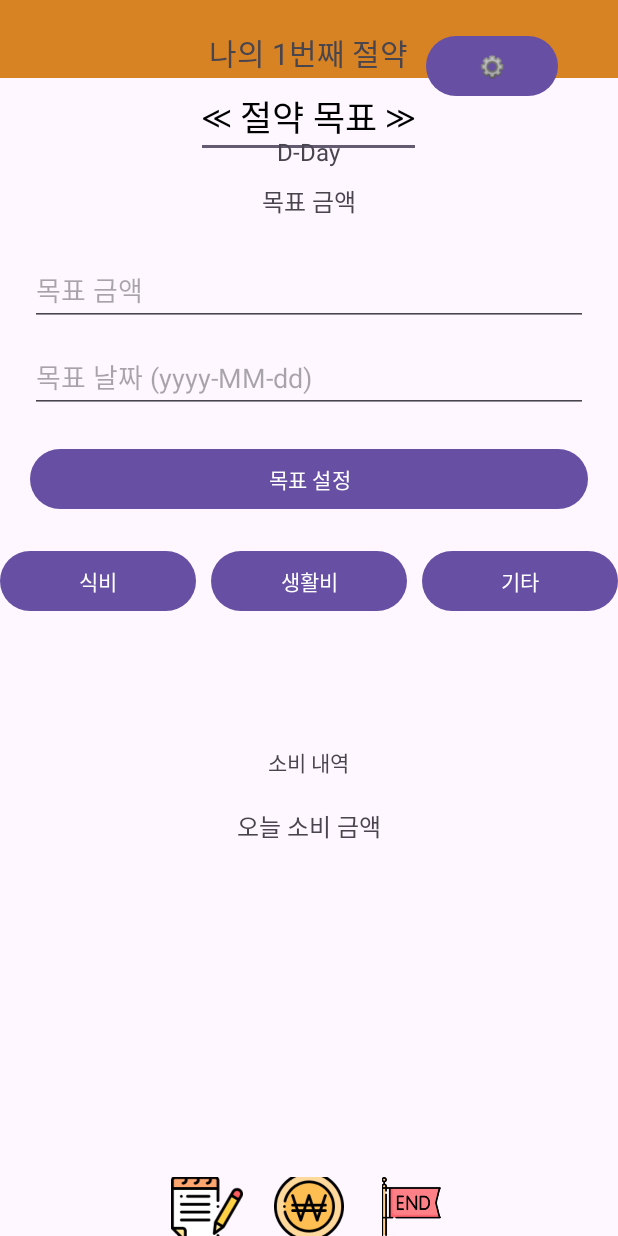
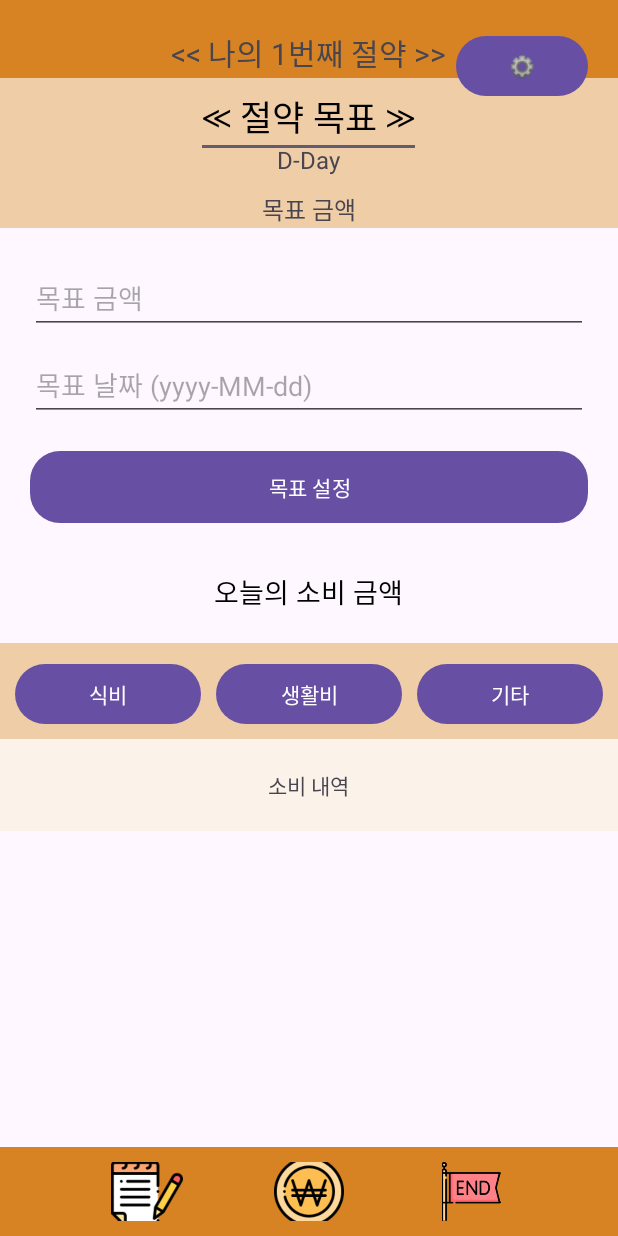
Before and after one commit to chaeyeo/app, an Android app: the screen it shows after launch (MainActivity), on a phone screen of 412 x 824 dp. Run offline under Robolectric (Android 15) with nearby library versions, the phone set to English and light mode, and no system bars.

Commit message:
main화면 수정

```diff
--- a/app/src/main/java/com/example/app/MainActivity.java
+++ b/app/src/main/java/com/example/app/MainActivity.java
@@ -1,7 +1,11 @@
 package com.example.app;
 
-import android.content.DialogInterface;
 import android.os.Bundle;
+import android.widget.ImageView;
+import android.content.Intent;
+import android.text.Editable;
+import android.text.TextWatcher;
+import android.view.Gravity;
 import android.view.View;
 import android.widget.Button;
 import android.widget.EditText;
@@ -9,11 +13,14 @@ import android.widget.TextView;
 import android.widget.Toast;
 import androidx.appcompat.app.AlertDialog;
 import androidx.appcompat.app.AppCompatActivity;
+import android.widget.RelativeLayout;
 
+import java.text.ParseException;
 import java.text.SimpleDateFormat;
-import java.util.Calendar;
+import java.util.Date;
 import java.util.HashMap;
 import java.util.Map;
+import android.graphics.Color;
 
 public class MainActivity extends AppCompatActivity {
 
@@ -43,10 +50,15 @@ public class MainActivity extends AppCompatActivity {
         foodButton = findViewById(R.id.food_button);
         livingButton = findViewById(R.id.living_button);
         etcButton = findViewById(R.id.etc_button);
-        settingsButton = findViewById(R.id.settings_button);  // 톱니바퀴 버튼 참조
+        settingsButton = findViewById(R.id.settings_button);
 
+        // 숫자 입력 키보드 설정
+        inputGoalAmount.setInputType(android.text.InputType.TYPE_CLASS_NUMBER);
+        inputGoalDate.setInputType(android.text.InputType.TYPE_CLASS_DATETIME);
 
         updateSavingTitle();
+
+        // 절약 목표 클릭 시 텍스트 수정 붛가능
 
         // 리셋 이미지 뷰 클릭 리스너 설정
         findViewById(R.id.reset_image).setOnClickListener(view -> resetFields());
@@ -58,17 +70,28 @@ public class MainActivity extends AppCompatActivity {
         livingButton.setOnClickListener(view -> recordExpense("생활비"));
         etcButton.setOnClickListener(view -> recordExpense("기타"));
         settingsButton.setOnClickListener(view -> showSettingsDialog());
+
+        /* log_image눌렀을때 화면전환시도해봤으나 계속 오류남..
+        ImageView logImageView = findViewById(R.id.log_image); // log 이미지의 ID
+        logImageView.setOnClickListener(view -> {
+            // SavingActivity로 이동
+            Intent intent = new Intent(MainActivity.this, savingActivity.class);
+            startActivity(intent);
+        }); */
+
     }
 
+
+
     private void updateSavingTitle() {
-        savingTitle.setText("나의 " + savingCount + "번째 절약");
+        savingTitle.setText("<< 나의 " + savingCount + "번째 절약 >>");
     }
 
     private void updateGoal() {
         String goalAmountInput = inputGoalAmount.getText().toString().trim();
-        String goalDate = inputGoalDate.getText().toString().trim();
+        String goalDateInput = inputGoalDate.getText().toString().trim();
 
-        if (goalAmountInput.isEmpty() || goalDate.isEmpty()) {
+        if (goalAmountInput.isEmpty() || goalDateInput.isEmpty()) {
             Toast.makeText(this, "목표 금액과 날짜를 입력하세요.", Toast.LENGTH_SHORT).show();
             return;
         }
@@ -76,31 +99,34 @@ public class MainActivity extends AppCompatActivity {
         goalAmount = goalAmountInput;
 
         try {
-            SimpleDateFormat sdf = new SimpleDateFormat("yyyy-MM-dd");
-            Calendar goalCalendar = Calendar.getInstance();
-            goalCalendar.setTime(sdf.parse(goalDate));
-            long remainingDays = (goalCalendar.getTimeInMillis() - Calendar.getInstance().getTimeInMillis()) / (1000 * 60 * 60 * 24);
+            // 입력된 날짜를 yyyyMMdd 형식으로 파싱
+            SimpleDateFormat inputDateFormat = new SimpleDateFormat("yyyyMMdd");
+            Date goalDate = inputDateFormat.parse(goalDateInput);
+
+            // 목표 날짜와 현재 날짜의 차이 계산
+            long remainingDays = (goalDate.getTime() - System.currentTimeMillis()) / (1000 * 60 * 60 * 24);
 
             dDayText.setText("D-" + remainingDays);
             goalAmountText.setText("목표 금액: " + goalAmount + " 원");
 
             Toast.makeText(this, "목표가 설정되었습니다!", Toast.LENGTH_LONG).show();
-        } catch (Exception e) {
-            Toast.makeText(this, "잘못된 날짜 형식입니다.", Toast.LENGTH_SHORT).show();
+        } catch (ParseException e) {
+            Toast.makeText(this, "잘못된 날짜 형식입니다. yyyyMMdd 형식으로 입력하세요.", Toast.LENGTH_SHORT).show();
         }
     }
 
     private void recordExpense(String category) {
-        // 다이얼로그 생성
         AlertDialog.Builder builder = new AlertDialog.Builder(MainActivity.this);
         builder.setTitle(category + " 항목 입력");
 
-        // 항목과 금액을 입력받을 수 있는 다이얼로그 레이아웃 설정
         final View expenseInputView = getLayoutInflater().inflate(R.layout.dialog_expense_input, null);
         builder.setView(expenseInputView);
 
         final EditText categoryInput = expenseInputView.findViewById(R.id.expense_category);
         final EditText amountInput = expenseInputView.findViewById(R.id.expense_amount);
+
+        // 숫자 입력 키보드 설정
+        amountInput.setInputType(android.text.InputType.TYPE_CLASS_NUMBER);
 
         builder.setPositiveButton("확인", (dialogInterface, i) -> {
             String enteredCategory = categoryInput.getText().toString();
@@ -115,7 +141,6 @@ public class MainActivity extends AppCompatActivity {
                 int amount = Integer.parseInt(enteredAmount);
                 totalExpense += amount;
 
-                // 해당 카테고리에 소비 내역 추가
                 if (!expenseDetails.containsKey(category)) {
                     expenseDetails.put(category, new StringBuilder());
                 }
@@ -124,7 +149,6 @@ public class MainActivity extends AppCompatActivity {
                         .append(enteredAmount)
                         .append(" 원\n");
 
-                // 소비 금액 표시 업데이트
                 todayExpenseText.setText("오늘 소비 금액: " + totalExpense + " 원");
                 updateExpenseDetails();
 
@@ -141,16 +165,15 @@ public class MainActivity extends AppCompatActivity {
     private void updateExpenseDetails() {
         StringBuilder expenseSummary = new StringBuilder();
 
-        // 각 카테고리별로 아이콘 설정
         for (Map.Entry<String, StringBuilder> entry : expenseDetails.entrySet()) {
             String icon = "";
 
             if (entry.getKey().equals("식비")) {
-                icon = "■ ";  // 네모 아이콘
+                icon = "■ ";
             } else if (entry.getKey().equals("생활비")) {
-                icon = "● ";  // 동그라미 아이콘
-            } else if (entry.getKey().equals("기타")) {
-                icon = "★ ";  // 별 아이콘
+                icon = "● ";
+            } else if(entry.getKey().equals("기타")) {
+                icon = "★ ";
             }
 
             expenseSummary.append(icon)
@@ -163,7 +186,8 @@ public class MainActivity extends AppCompatActivity {
         expenseDetailsText.setText(expenseSummary.toString());
     }
 
-    // 목표 수정 다이얼로그 생성 메서드
+
+
     private void showSettingsDialog() {
         View dialogView = getLayoutInflater().inflate(R.layout.dialog_settings, null);
 
--- /dev/null
+++ b/app/src/main/res/drawable/button_background.xml
@@ -0,0 +1,4 @@
+<shape xmlns:android="http://schemas.android.com/apk/res/android">
+    <solid android:color="#EFCDA7"/> <!-- 배경 색상 (연주황색) -->
+    <corners android:radius="20dp"/> <!-- 모서리 둥글게 -->
+</shape>
--- a/app/src/main/res/layout/activity_main.xml
+++ b/app/src/main/res/layout/activity_main.xml
@@ -12,6 +12,13 @@
         android:background="#D78324" />
 
     <!-- 절약 제목 -->
+    <LinearLayout
+        android:layout_width="match_parent"
+        android:layout_height="wrap_content"
+        android:background="#EFCDA7"
+        android:orientation="vertical"
+        android:padding="50dp"
+        android:layout_marginTop="52dp"></LinearLayout>
     <TextView
         android:id="@+id/saving_title"
         android:layout_width="wrap_content"
@@ -41,7 +48,7 @@
         android:textSize="16sp"
         android:layout_below="@id/saving_title"
         android:layout_centerHorizontal="true"
-        android:layout_marginTop="40dp" />
+        android:layout_marginTop="45dp" />
 
     <!-- 목표 금액 -->
     <TextView
@@ -53,6 +60,14 @@
         android:layout_below="@id/d_day_text"
         android:layout_centerHorizontal="true"
         android:layout_marginTop="10dp" />
+
+
+    <LinearLayout
+        android:layout_width="match_parent"
+        android:layout_height="wrap_content"
+        android:orientation="vertical"
+        android:padding="100dp"
+        android:layout_marginTop="150dp"></LinearLayout>
 
     <!-- 목표 금액 입력 -->
     <EditText
@@ -84,17 +99,40 @@
         android:layout_below="@id/input_goal_date"
         android:layout_marginTop="20dp"
         android:layout_marginStart="20dp"
-        android:layout_marginEnd="20dp" />
+        android:layout_marginEnd="20dp"
+        android:background="@drawable/button_background"/>
+
 
     <!-- 카테고리 버튼들을 가로로 정렬 -->
+    <LinearLayout
+        android:layout_width="match_parent"
+        android:layout_height="wrap_content"
+        android:layout_marginTop="350dp"
+        android:orientation="vertical"
+        android:padding="15dp">
+
+        <!-- 소비 내역 텍스트 (가운데 정렬) -->
+        <TextView
+            android:id="@+id/today_expense_text"
+            android:layout_width="wrap_content"
+            android:layout_height="wrap_content"
+            android:layout_gravity="center"
+            android:layout_marginTop="15dp"
+            android:text="오늘의 소비 금액"
+            android:textColor="#000000"
+            android:textSize="18sp" />
+    </LinearLayout>
+
     <LinearLayout
         android:id="@+id/linear_layout"
         android:layout_width="match_parent"
         android:layout_height="wrap_content"
         android:orientation="horizontal"
         android:layout_below="@id/update_button"
-        android:layout_marginTop="20dp"
+        android:layout_marginTop="80dp"
+        android:padding="10dp"
         android:gravity="center"
+        android:background="#EFCDA7"
         android:weightSum="3">
 
         <Button
@@ -123,41 +161,34 @@
 
     <!-- 소비 내역을 ScrollView로 묶음 -->
 
-    <!-- 내비게이션 바 이미지들 -->
-
     <ScrollView
         android:layout_width="match_parent"
         android:layout_height="0dp"
         android:layout_below="@id/linear_layout"
         android:layout_alignParentBottom="true"
-        android:layout_marginTop="66dp"
-        android:layout_marginBottom="-46dp">
+        android:layout_marginTop="-4dp"
+        android:layout_marginBottom="21dp">
 
         <LinearLayout
             android:layout_width="match_parent"
             android:layout_height="wrap_content"
+            android:layout_marginTop="0dp"
+            android:background="#FBF3EA"
             android:orientation="vertical"
             android:padding="20dp">
 
             <!-- 소비 내역 텍스트 (가운데 정렬) -->
+
             <TextView
                 android:id="@+id/expense_details_text"
                 android:layout_width="wrap_content"
                 android:layout_height="wrap_content"
                 android:layout_gravity="center"
-                android:layout_marginBottom="10dp"
+                android:layout_marginBottom="0dp"
                 android:text="소비 내역"
                 android:textSize="14sp" />
 
             <!-- 오늘 소비 금액 -->
-            <TextView
-                android:id="@+id/today_expense_text"
-                android:layout_width="wrap_content"
-                android:layout_height="wrap_content"
-                android:layout_gravity="center"
-                android:layout_marginTop="10dp"
-                android:text="오늘 소비 금액"
-                android:textSize="16sp" />
         </LinearLayout>
     </ScrollView>
 
@@ -166,27 +197,35 @@
         android:layout_height="wrap_content"
         android:orientation="horizontal"
         android:layout_alignParentBottom="true"
-        android:gravity="center">
+        android:gravity="center"
+        android:layout_marginTop="20dp"
+        android:padding="10dp"
+        android:background="#D78324">
 
+        <!-- 첫 번째 이미지 -->
         <ImageView
+            android:id="@+id/log_image"
             android:layout_width="48dp"
             android:layout_height="39dp"
-            android:src="@drawable/img" />
+            android:src="@drawable/log"
+            android:contentDescription="첫 번째 이미지"
+            android:layout_marginEnd="60dp" />
 
+        <!-- 두 번째 이미지 (리셋 버튼) -->
         <ImageView
             android:id="@+id/reset_image"
             android:layout_width="48dp"
             android:layout_height="39dp"
-            android:layout_marginStart="20dp"
-            android:src="@drawable/img_1"
-            android:contentDescription="Reset Button" />
+            android:src="@drawable/now"
+            android:contentDescription="리셋 버튼"
+            android:layout_marginEnd="60dp" />
 
+        <!-- 세 번째 이미지 -->
         <ImageView
             android:layout_width="48dp"
             android:layout_height="39dp"
-            android:layout_marginStart="20dp"
-            android:src="@drawable/img_2"
-            />
+            android:src="@drawable/end"
+            android:contentDescription="세 번째 이미지" />
     </LinearLayout>
 
     <!-- 설정 버튼 -->
@@ -197,8 +236,9 @@
         android:layout_alignParentEnd="true"
         android:layout_marginStart="20dp"
         android:layout_marginTop="20dp"
-        android:layout_marginEnd="40dp"
+        android:layout_marginEnd="20dp"
         android:layout_marginBottom="20dp"
+
         android:text="⚙️" />
 
 </RelativeLayout>
```
Also changed, not shown: app/src/main/res/drawable/end.png (renamed from app/src/main/res/drawable/img_2.png), app/src/main/res/drawable/log.png (renamed from app/src/main/res/drawable/img.png), app/src/main/res/drawable/now.png (renamed from app/src/main/res/drawable/img_1.png).
